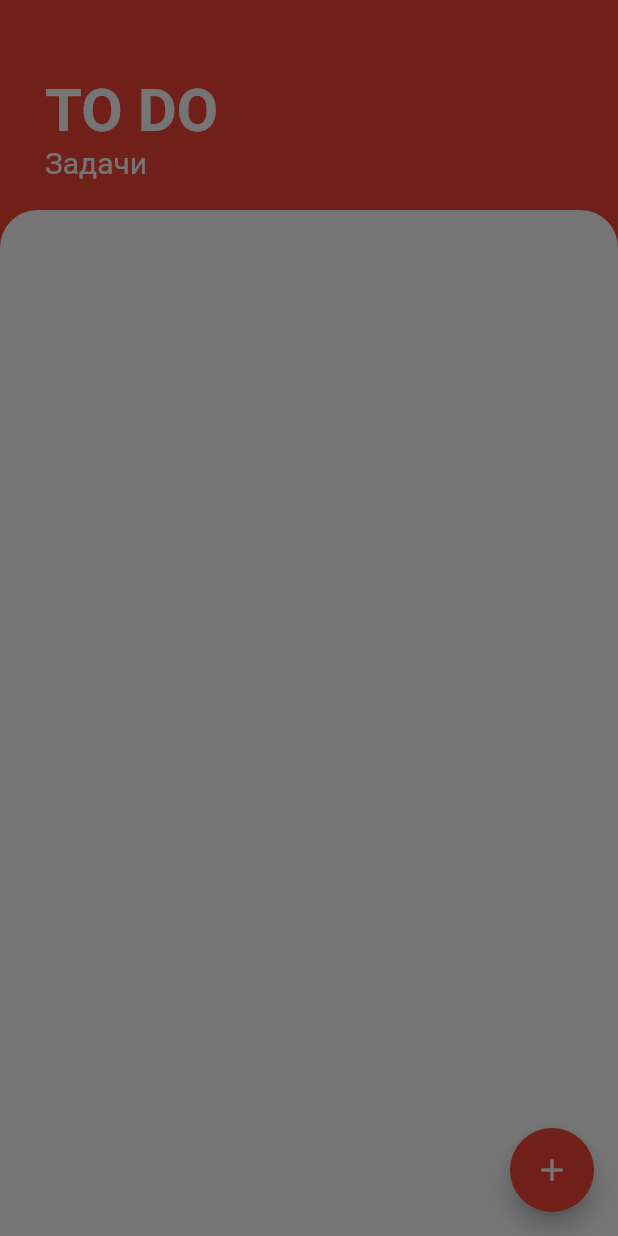
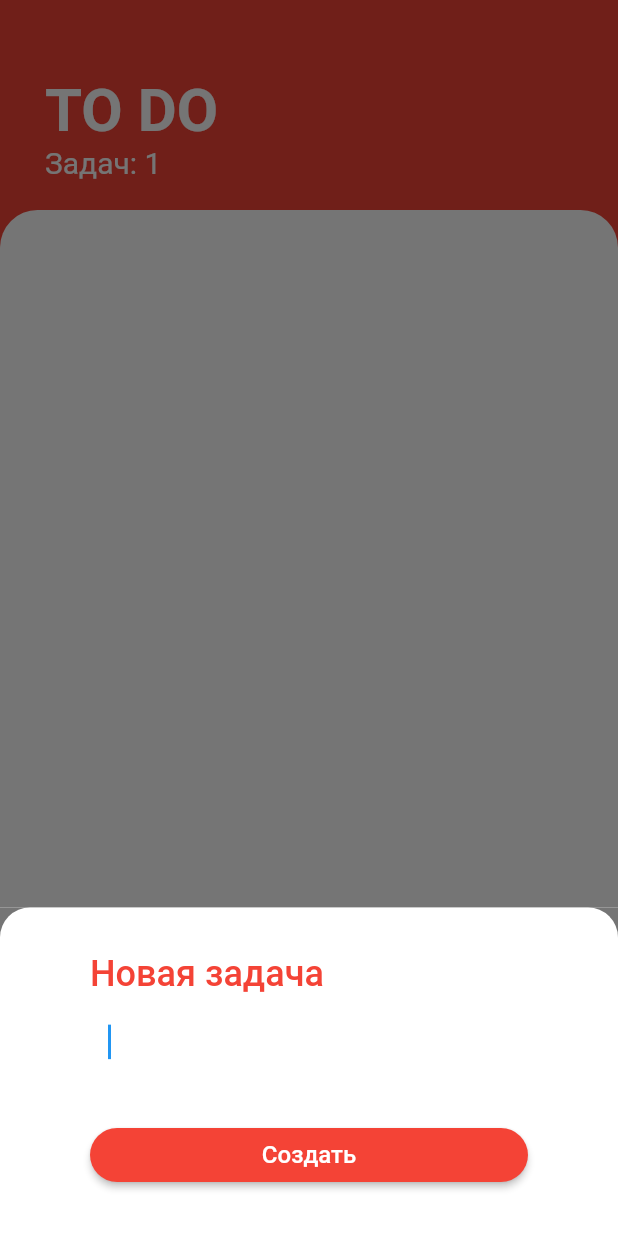
Before and after one commit to Denisoov/flutter-todo, a Flutter app: the screen it shows after launch, after a tap on the "add" icon, on a phone screen of 412 x 824 dp. Run offline on Flutter 3.47's test engine with Material 2 defaults, Android fonts, the phone set to English and light mode, and no system bars.

Commit message:
добавил скрин для вывода тасок

```diff
--- /dev/null
+++ b/lib/screens/add_task_screen.dart
@@ -0,0 +1,72 @@
+import 'package:flutter/material.dart';
+import 'package:provider/provider.dart';
+import 'package:todo/models/task_data.dart';
+
+class AddTaskScreen extends StatelessWidget {
+  get onPressed => null;
+
+  @override
+  Widget build(BuildContext context) {
+    String newTaskTitle = '';
+
+    return Container(
+      color: const Color(0xFF757575),
+      child: Container(
+        decoration: const BoxDecoration(
+          color: Colors.white,
+          borderRadius: BorderRadius.only(
+              topLeft: Radius.circular(20.0), topRight: Radius.circular(20.0)),
+        ),
+        padding: const EdgeInsets.symmetric(horizontal: 60.0, vertical: 30.0),
+        child: Column(
+          crossAxisAlignment: CrossAxisAlignment.stretch,
+          children: <Widget>[
+            const Text(
+              'Новая задача',
+              textAlign: TextAlign.left,
+              style: TextStyle(
+                color: Colors.red,
+                fontSize: 24.0,
+                fontWeight: FontWeight.w500,
+              ),
+            ),
+            TextField(
+              autofocus: true,
+              textAlign: TextAlign.left,
+              style: const TextStyle(fontSize: 20.0),
+              decoration: InputDecoration(
+                focusedBorder: OutlineInputBorder(
+                  borderSide: const BorderSide(color: Colors.white, width: 2.0),
+                  borderRadius: BorderRadius.circular(25.0),
+                ),
+              ),
+              onChanged: (newText) {
+                newTaskTitle = newText;
+              },
+            ),
+            const SizedBox(
+              height: 20.0,
+            ),
+            ElevatedButton(
+              style: ElevatedButton.styleFrom(
+                  primary: Colors.red,
+                  shape: RoundedRectangleBorder(
+                      borderRadius: BorderRadius.circular(50))),
+              onPressed: () {
+                Provider.of<TaskData>(context, listen: false)
+                    .addTask(newTaskTitle);
+                Navigator.pop(context);
+              },
+              child: const Text(
+                'Создать',
+                style: TextStyle(
+                  fontSize: 16.0,
+                ),
+              ),
+            )
+          ],
+        ),
+      ),
+    );
+  }
+}
--- a/lib/screens/tasks_screen.dart
+++ b/lib/screens/tasks_screen.dart
@@ -1,5 +1,8 @@
 import 'package:flutter/material.dart';
 import 'package:provider/provider.dart';
+import 'package:todo/models/task_data.dart';
+
+import 'add_task_screen.dart';
 
 class TasksScreen extends StatelessWidget {
   @override
@@ -16,6 +19,7 @@ class TasksScreen extends StatelessWidget {
               child: Container(
                 padding: EdgeInsets.only(
                     bottom: MediaQuery.of(context).viewInsets.bottom),
+                child: AddTaskScreen(),
               ),
             ),
           );
@@ -43,7 +47,7 @@ class TasksScreen extends StatelessWidget {
                   ),
                 ),
                 Text(
-                  'Задачи',
+                  'Задач: ${Provider.of<TaskData>(context).taskCount}',
                   style: const TextStyle(
                     fontSize: 20.0,
                     color: Colors.white,
```
